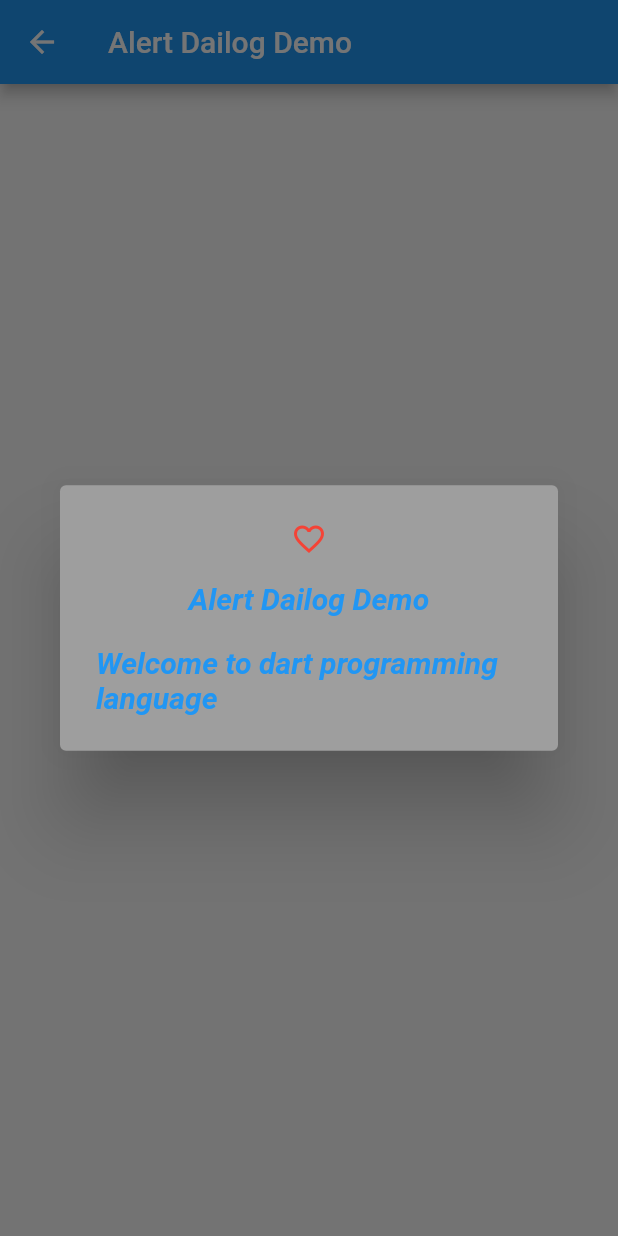
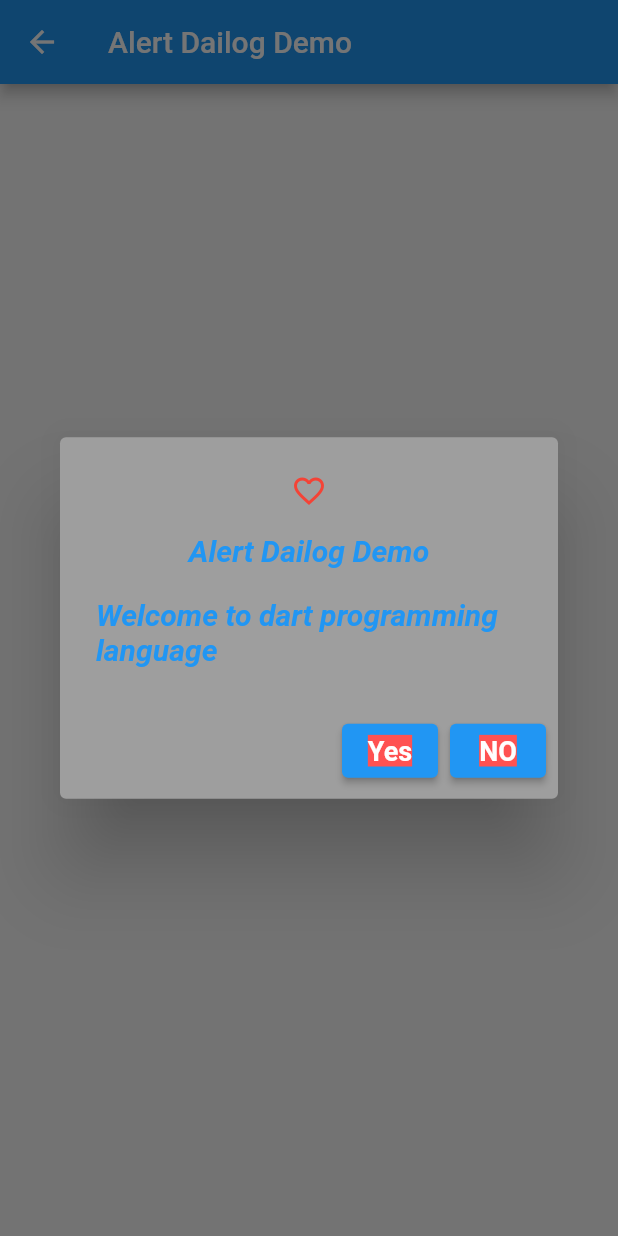
Before and after one commit to reddy4/flutter-tutorials, a Flutter app: the NewAlertDailog screen opened directly, after a tap on "Show alert", on a phone screen of 412 x 824 dp. Run offline on Flutter 3.47's test engine with Material 2 defaults, Android fonts, the phone set to English and light mode, and no system bars.

Commit message:
Alert Dailog

```diff
--- a/alertdailogdemo/lib/alert_dailog.dart
+++ b/alertdailogdemo/lib/alert_dailog.dart
@@ -23,9 +23,9 @@ class NewAlertDailog extends StatelessWidget{
 
     showDialog(context: context, builder: (context){
 
-      return const AlertDialog(
+      return  AlertDialog(
 
-        title: Text("Alert Dailog Demo",
+        title: const Text("Alert Dailog Demo",
               style: TextStyle(
                 fontStyle: FontStyle.italic,
                 fontWeight: FontWeight.bold,
@@ -33,7 +33,7 @@ class NewAlertDailog extends StatelessWidget{
                 color: Colors.blue
               ),
             ),
-        content: Text("Welcome to dart programming language",
+        content: const Text("Welcome to dart programming language",
           style: TextStyle(
             fontStyle: FontStyle.italic,
             fontWeight: FontWeight.bold,
@@ -44,6 +44,36 @@ class NewAlertDailog extends StatelessWidget{
         backgroundColor: Colors.grey,
         icon: Icon(Icons.favorite_border_outlined),
         iconColor: Colors.red,
+        actions: [
+          ElevatedButton(
+            child: const Text("Yes",
+              style: TextStyle(
+                  fontWeight: FontWeight.bold,
+                  fontSize: 18,
+                  fontStyle: FontStyle.normal,
+                  backgroundColor: Colors.redAccent,
+                  color: Colors.white
+              ),
+            ),
+            onPressed: () {
+              Navigator.pop(context);
+            },
+          ),
+          ElevatedButton(
+            child: const Text("NO",
+              style: TextStyle(
+                  fontWeight: FontWeight.bold,
+                  fontSize: 18,
+                  fontStyle: FontStyle.normal,
+                  backgroundColor: Colors.redAccent,
+                  color: Colors.white
+              ),
+            ),
+            onPressed: () {
+              Navigator.pop(context);
+            },
+          ),
+        ],
 
       );
 
```
